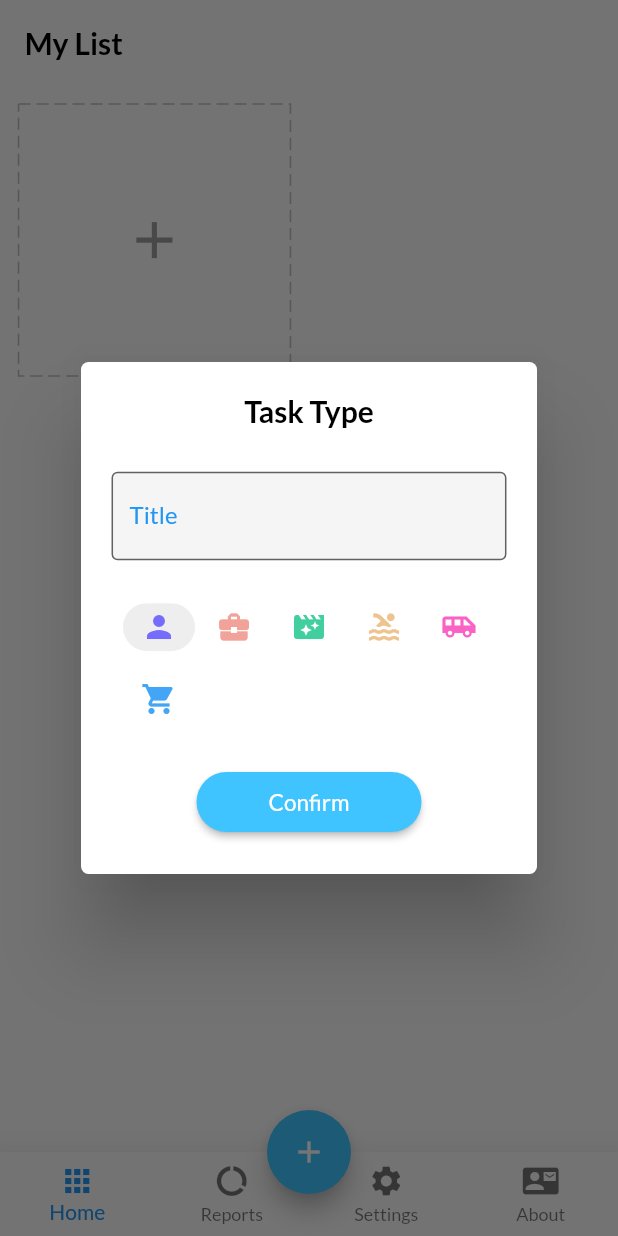
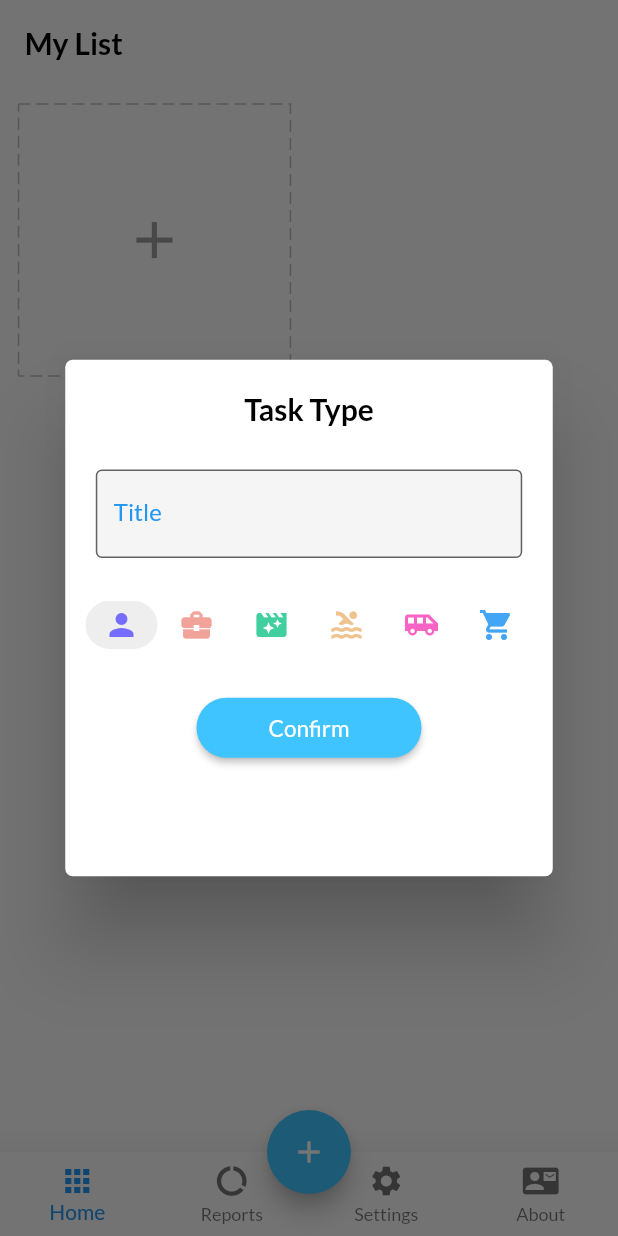
Before and after one commit to avrpic8/Flutter-ToDo, a Flutter app: the screen it shows after launch, after a tap on the "add" icon, on a phone screen of 412 x 824 dp. Run offline on Flutter 3.47's test engine with Material 2 defaults, Android fonts, the phone set to English and light mode, and no system bars; drawn by our look-alikes of dotted_border; our stand-ins replace equatable, flutter_easyloading, get, get_storage, google_fonts, step_progress_indicator; project files that could hold a hidden picture were left out.

Commit message:
fix problem add_card.dart dialog

```diff
--- a/lib/app/core/util/messages.dart
+++ b/lib/app/core/util/messages.dart
@@ -71,7 +71,8 @@ class Messages extends Translations {
           'password_successfully_saved': 'Password successfully saved',
           'password_manage': 'Password manage',
           'input_password': 'Input password',
-          'the_password_is_wrong': 'The password is wrong'
+          'the_password_is_wrong': 'The password is wrong',
+          'password_must_be_set': 'Password must be set'
         },
         'fa': {
           'my_list': 'لیست من',
@@ -141,7 +142,8 @@ class Messages extends Translations {
           'password_successfully_saved': 'رمز ورود تغییر کرد',
           'password_manage': 'مدیریت رمز',
           'input_password': 'ورود رمز',
-          'the_password_is_wrong': 'رمز وارد شده صحیح نیست'
+          'the_password_is_wrong': 'رمز وارد شده صحیح نیست',
+          'password_must_be_set': 'رمز ورود باید انتخاب شود'
         }
       };
 }
--- a/lib/app/module/home/home_controller.dart
+++ b/lib/app/module/home/home_controller.dart
@@ -2,19 +2,15 @@ import 'package:flutter/cupertino.dart';
 import 'package:flutter/foundation.dart';
 import 'package:flutter_easyloading/flutter_easyloading.dart';
 import 'package:get/get.dart';
-import 'package:to_do/app/core/util/constants.dart';
 import 'package:to_do/app/data/models/task.dart';
 import 'package:to_do/app/data/services/storage/repository.dart';
-import 'package:to_do/app/data/services/storage/services.dart';
 import 'package:to_do/app/module/auth/PassCheck.dart';
 import 'package:to_do/app/module/settings/settings_controller.dart';
-import 'package:to_do/main.dart';
 
 class HomeController extends GetxController {
   TaskRepository taskRepository;
 
   final settingCtr = Get.find<SettingsController>();
-  final _storage = Get.find<StorageService>();
 
   final formKey = GlobalKey<FormState>();
   final editCtr = TextEditingController();
@@ -39,8 +35,7 @@ class HomeController extends GetxController {
   @override
   void onReady() {
     super.onReady();
-    var pass = _storage.read(allowAccess);
-    if(settingCtr.settings.requirePass && pass!=null && Get.arguments != 'passed')
+    if(settingCtr.settings.requirePass && Get.arguments != 'passed')
       Get.off(PassCheck());
   }
 
--- a/lib/app/module/home/home_view.dart
+++ b/lib/app/module/home/home_view.dart
@@ -73,11 +73,9 @@ class HomePage extends GetView<HomeController> {
                     ),
                   )),
               _navigate(
-                  key: _reportKey,
                   index: reportIndex,
                   screen: ReportPage(tasks: controller.tasks)),
               _navigate(
-                  key: _settingsKey,
                   index: settingsIndex,
                   screen: SettingsPage())
             ],
--- a/lib/app/module/home/widgets/add_card.dart
+++ b/lib/app/module/home/widgets/add_card.dart
@@ -3,7 +3,6 @@ import 'package:flutter/material.dart';
 import 'package:flutter_easyloading/flutter_easyloading.dart';
 import 'package:get/get.dart';
 import 'package:to_do/app/core/util/extentions.dart';
-import 'package:to_do/app/core/values/colors.dart';
 import 'package:to_do/app/data/models/task.dart';
 import 'package:to_do/app/module/home/home_controller.dart';
 import 'package:to_do/app/widgets/icons.dart';
@@ -15,24 +14,28 @@ class AddCard extends StatelessWidget {
 
   @override
   Widget build(BuildContext context) {
-    final txtTheme = Theme.of(context).textTheme;
-    final theme = Theme.of(context);
+    final txtTheme = context.textTheme;
+    final theme = context.theme;
     final icons = getIcons();
-    var squaeWidth = Get.width - 12.0.wp;
+    var squareWidth = context.width - 12.0.wp;
     return Container(
-      width: squaeWidth / 2,
-      height: squaeWidth / 2,
+      width: squareWidth / 2,
+      height: squareWidth / 2,
       margin: EdgeInsets.all(3.0.wp),
       child: InkWell(
-        onTap: () async {
+        onTap: () async{
+
           await Get.defaultDialog(
             titlePadding: EdgeInsets.symmetric(vertical: 5.0.wp),
             radius: 5,
             title: 'task_type'.tr,
             titleStyle: txtTheme.headline6,
             content: Container(
+              width: context.width * 0.75,
+              height: context.height * 0.3,
               child: Form(
                 key: homeCtr.formKey,
+                child: SingleChildScrollView(
                   child: Column(
                     children: [
                       Padding(
@@ -113,6 +116,7 @@ class AddCard extends StatelessWidget {
                   ),
                 ),
               ),
+            ),
           );
           homeCtr.editCtr.clear();
           homeCtr.changeChipIndex(0);
--- a/lib/app/module/password/password_view.dart
+++ b/lib/app/module/password/password_view.dart
@@ -14,7 +14,9 @@ class PasswordPage extends GetView<PasswordController> {
     final theme = Theme.of(context);
     final txtTheme = theme.textTheme;
 
-    return Scaffold(
+    return WillPopScope(
+      onWillPop: ()=> controller.onWillPop(),
+      child: Scaffold(
         body: SafeArea(
           child: SingleChildScrollView(
             child: Padding(
@@ -129,6 +131,7 @@ class PasswordPage extends GetView<PasswordController> {
             ),
           ),
         ),
+      ),
     );
   }
 }
```
Also changed, not shown: lib/app/module/password/password_controller.dart (+12 -0 lines). Lines whose indentation alone changed are shown as unchanged.
